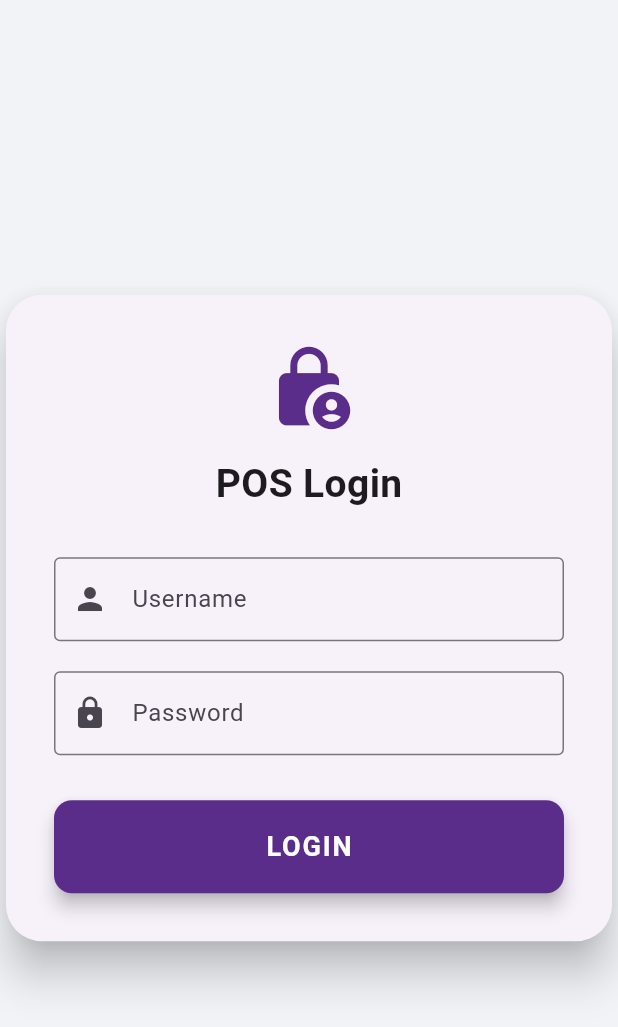
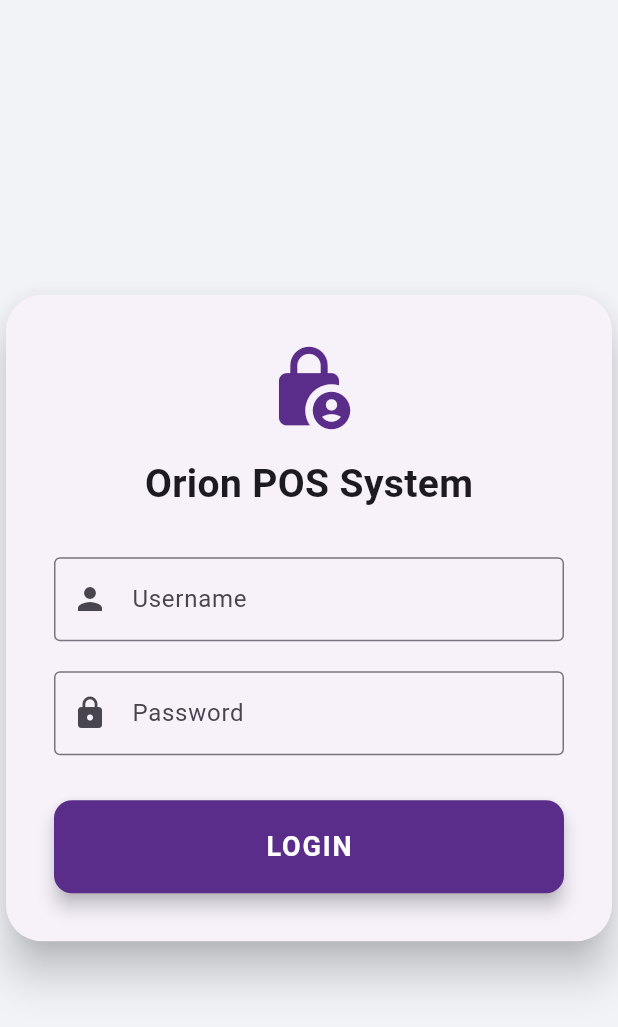
Before and after one commit to muzammil608/pos-system, a Flutter app: the screen it shows after launch, on a phone screen of 412 x 824 dp. Shown: the top 1027 px of the screen. Run offline on Flutter 3.47's test engine with Material 3 defaults, Android fonts, the phone set to English and light mode, and no system bars; our stand-ins replace fl_chart.

Commit message:
added few changes for testing

```diff
--- a/pos_system_app/lib/main.dart
+++ b/pos_system_app/lib/main.dart
@@ -13,6 +13,8 @@ void main() {
 }
 
 class PosApp extends StatelessWidget {
+  const PosApp({super.key});
+
   @override
   Widget build(BuildContext context) {
     return MultiProvider(
--- a/pos_system_app/lib/screens/login_screen.dart
+++ b/pos_system_app/lib/screens/login_screen.dart
@@ -32,7 +32,7 @@ class LoginScreen extends StatelessWidget {
                   ),
                   const SizedBox(height: 16),
                   const Text(
-                    "POS Login",
+                    "Orion POS System",
                     style: TextStyle(fontSize: 26, fontWeight: FontWeight.bold),
                   ),
                   const SizedBox(height: 30),
--- a/pos_system_app/lib/screens/pos_screen.dart
+++ b/pos_system_app/lib/screens/pos_screen.dart
@@ -61,7 +61,7 @@ class _PosScreenState extends State<PosScreen> {
       backgroundColor: AppColors.background,
       appBar: AppBar(
         backgroundColor: AppColors.primary,
-        title: const Text("POS System"),
+        title: const Text("Orion POS"),
         actions: [
           IconButton(
               icon: const Icon(Icons.kitchen),
--- a/pos_system_app/lib/screens/receipt_screen.dart
+++ b/pos_system_app/lib/screens/receipt_screen.dart
@@ -96,6 +96,7 @@ class ReceiptScreen extends StatelessWidget {
                         style: TextStyle(
                             fontWeight: FontWeight.bold, fontSize: 16)),
                     const Text("Come again 😊"),
+                    const Text("Orion-Solutions"),
                   ],
                 ),
               ),
```
Also changed, not shown: pos_system_app/pubspec.lock.
